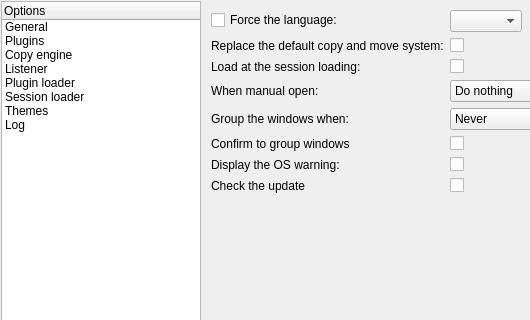
Above: OptionDialog.ui from alphaonex86/Ultracopier before the change; both pictures show x 0 to 530 and y 0 to 320 of the 779 by 455 pixel window. Below: the same form after it.
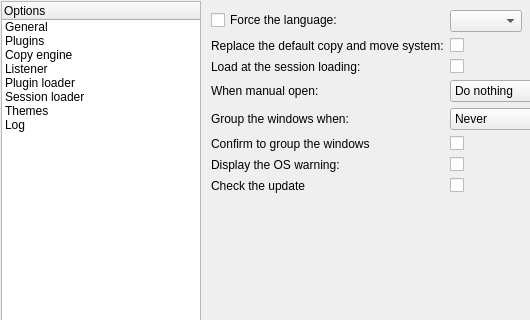
That is the form after the change. Icons and pictures are not drawn.

The edit to the form file:
```diff
--- a/OptionDialog.ui
+++ b/OptionDialog.ui
@@ -219,7 +219,7 @@
            <item row="5" column="0">
             <widget class="QLabel" name="label_7">
              <property name="text">
-              <string>Confirm to group windows</string>
+              <string>Confirm to group the windows</string>
              </property>
             </widget>
            </item>
```
